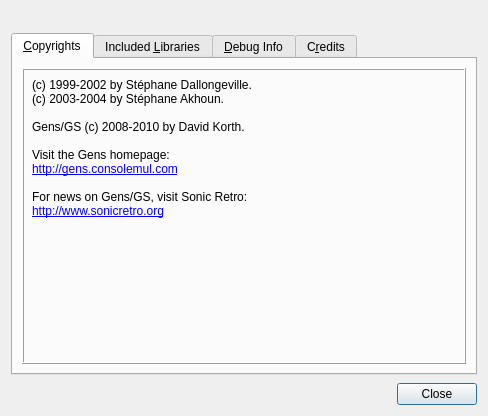
GerbilSoft/gens-gs-ii, file src/gens-qt4/ui/AboutWindow.ui: the form before one commit.
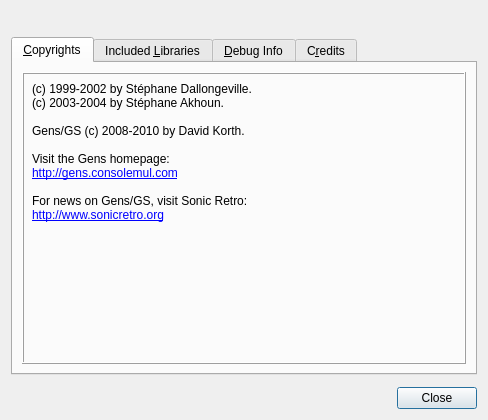
The form after the commit. Icons and pictures are not drawn.

Commit message:
[gens-qt4] ui/AboutWindow.ui: Increased the spacing between the Gens logo area and the tab area by 4px.
This should improve the appearance of the About dialog on Mac OS X.

The edit to the form file:
```diff
--- a/src/gens-qt4/ui/AboutWindow.ui
+++ b/src/gens-qt4/ui/AboutWindow.ui
@@ -7,7 +7,7 @@
     <x>0</x>
     <y>0</y>
     <width>488</width>
-    <height>416</height>
+    <height>420</height>
    </rect>
   </property>
   <property name="windowTitle">
@@ -15,7 +15,7 @@
   </property>
   <layout class="QVBoxLayout" name="vboxDialog">
    <property name="spacing">
-    <number>8</number>
+    <number>12</number>
    </property>
    <item>
     <layout class="QHBoxLayout" name="hboxPrgTitle">
```
